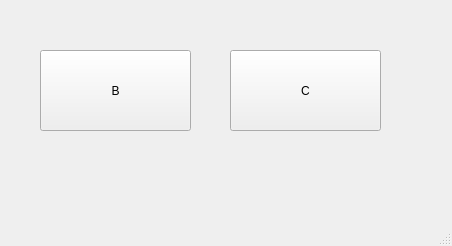
bdlafleur/pyqt_examples, file inheritance/inheritance.ui: the form before one commit.
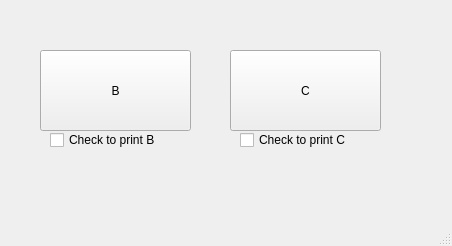
The form after the commit.

Diff of the .ui file:
```diff
--- a/inheritance/inheritance.ui
+++ b/inheritance/inheritance.ui
@@ -40,6 +40,32 @@
      <string>C</string>
     </property>
    </widget>
+   <widget class="QCheckBox" name="b_checkBox">
+    <property name="geometry">
+     <rect>
+      <x>50</x>
+      <y>130</y>
+      <width>131</width>
+      <height>20</height>
+     </rect>
+    </property>
+    <property name="text">
+     <string>Check to print B</string>
+    </property>
+   </widget>
+   <widget class="QCheckBox" name="c_checkBox">
+    <property name="geometry">
+     <rect>
+      <x>240</x>
+      <y>130</y>
+      <width>131</width>
+      <height>20</height>
+     </rect>
+    </property>
+    <property name="text">
+     <string>Check to print C</string>
+    </property>
+   </widget>
   </widget>
   <widget class="QMenuBar" name="menubar">
    <property name="geometry">
```
